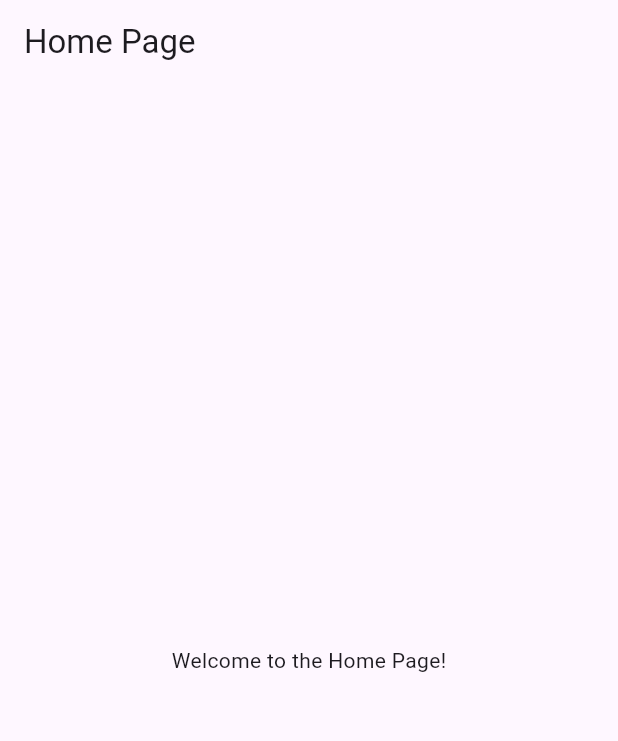
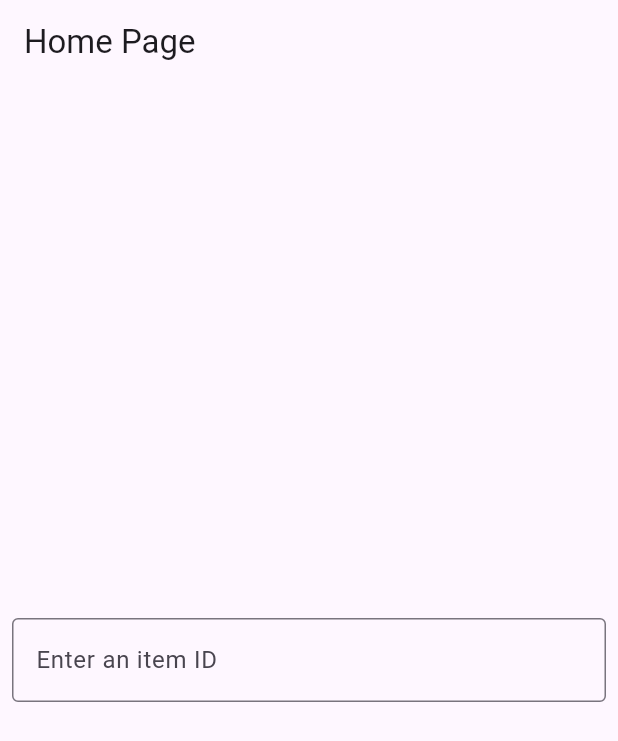
Before and after one commit to khkred/flutter_comp_go_router, a Flutter app: the screen it shows after launch, on a phone screen of 412 x 824 dp. Shown: the top 741 px of the screen. Run offline on Flutter 3.47's test engine with Material 3 defaults, Android fonts, the phone set to English and light mode, and no system bars; our stand-ins replace go_router.

Commit message:
Path Parameters added to go from home page to details page

```diff
--- a/lib/app_router.dart
+++ b/lib/app_router.dart
@@ -1,4 +1,5 @@
 import 'package:flutter/material.dart';
+import 'package:flutter_comp_go_router/screens/details_page.dart';
 import 'package:go_router/go_router.dart';
 import 'screens/home_page.dart';
 
@@ -7,8 +8,17 @@ class AppRouter {
     routes: [
       GoRoute(
         path: '/',
-        builder: (BuildContext context, GoRouterState state) => const HomePage(),
+        builder: (BuildContext context, GoRouterState state) =>
+            const HomePage(),
       ),
+
+      GoRoute(
+          path: '/details/:itemId',
+          builder: (BuildContext context, GoRouterState state) {
+            final params = state.pathParameters['itemId'];
+            final int itemId = int.tryParse(params ?? '') ?? 0;
+            return DetailsPage(itemId: itemId);
+          }),
     ],
   );
 }
--- a/lib/screens/details_page.dart
+++ b/lib/screens/details_page.dart
@@ -1,14 +1,18 @@
 import 'package:flutter/material.dart';
 
 class DetailsPage extends StatelessWidget {
-  const DetailsPage({super.key});
+  final int itemId;
+
+  // Ensuring type safety with required parameters
+  const DetailsPage({super.key, required this.itemId});
 
   @override
   Widget build(BuildContext context) {
     return Scaffold(
-      appBar: AppBar(title: const Text('Details Page'),),
-      body: const Center(
-        child: Text('Welcome to the Details Page!'),
+      appBar: AppBar(title: const Text('Details Page')),
+      body: Center(
+        child: Text('Displaying details for item ID: $itemId',
+            style: const TextStyle(fontSize: 24)),
       ),
     );
   }
--- a/lib/screens/home_page.dart
+++ b/lib/screens/home_page.dart
@@ -1,15 +1,76 @@
 import 'package:flutter/material.dart';
+import 'package:go_router/go_router.dart';
 
-class HomePage extends StatelessWidget {
+class HomePage extends StatefulWidget {
   const HomePage({super.key});
+
+  @override
+  State<HomePage> createState() => _HomePageState();
+}
+
+class _HomePageState extends State<HomePage> {
+  final TextEditingController _detailsPageIdController = TextEditingController();
+
+  @override
+  void dispose() {
+    _detailsPageIdController.dispose();
+    super.dispose();
+  }
 
   @override
   Widget build(BuildContext context) {
     return Scaffold(
       appBar: AppBar(title: const Text('Home Page'),),
-      body: const Center(
-        child: Text('Welcome to the Home Page!'),
+      body:  Center(
+        child: Column(
+          mainAxisAlignment: MainAxisAlignment.center,
+          children: [
+            Padding(padding: const EdgeInsets.all(8.0),
+            child: TextField(
+              controller: _detailsPageIdController,
+              keyboardType: TextInputType.number,  // Set the keyboard type to numeric
+              decoration: InputDecoration(
+                hintText: 'Enter an item ID',
+                border: const OutlineInputBorder(),
+                suffixIcon: _detailsPageIdController.text.isNotEmpty ? IconButton(
+                  icon: const Icon(Icons.arrow_forward),
+                  onPressed: _navigateToDetails,
+                ) : null,
+              ),
+              onChanged: (value) {
+                // Call setState to rebuild the widget with the new button
+                setState(() {});
+              },
+            ),)
+          ],
+        ),
       ),
     );
   }
+
+  void _navigateToDetails() {
+    if (_detailsPageIdController.text.isNotEmpty) {
+      final itemId = int.tryParse(_detailsPageIdController.text);
+      if (itemId != null) {
+        //We are going to the details page with the item ID
+        context.push('/details/$itemId');
+      } else {
+        // Error handling for non-numeric input
+        showDialog(
+          context: context,
+          builder: (context) => AlertDialog(
+            title: const Text('Error'),
+            content: const Text('Please enter a valid number.'),
+            actions: <Widget>[
+              TextButton(
+                onPressed: () => Navigator.of(context).pop(),
+                child: const Text('OK'),
+              ),
+            ],
+          ),
+        );
+      }
+    }
+  }
+
 }
```
